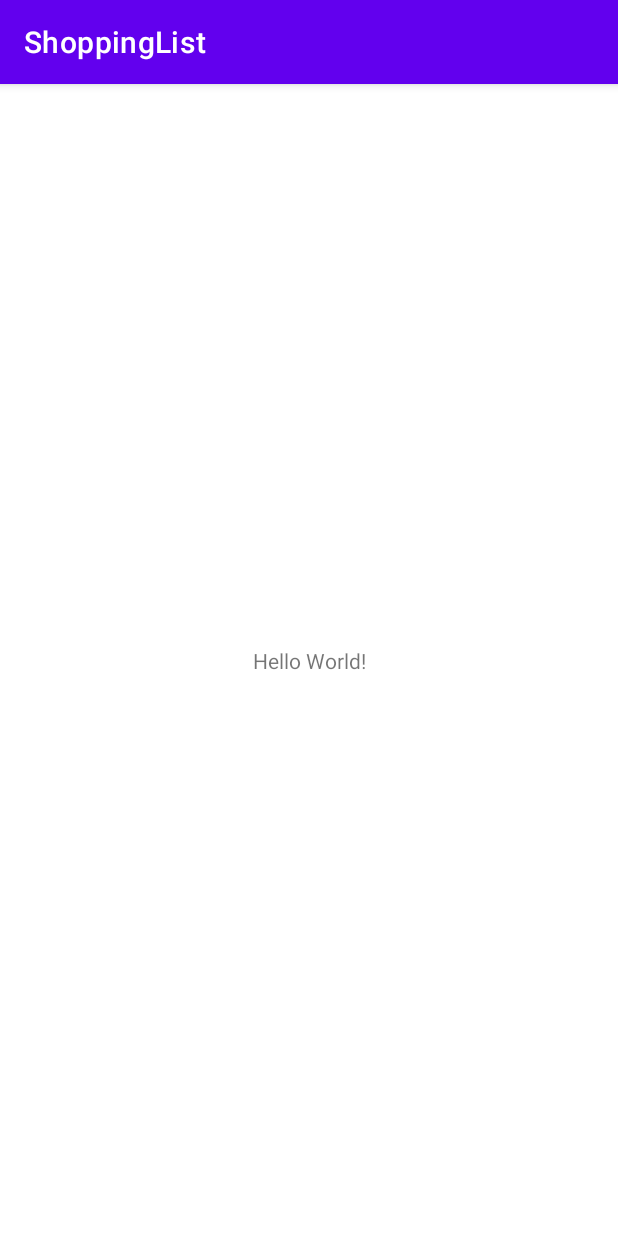
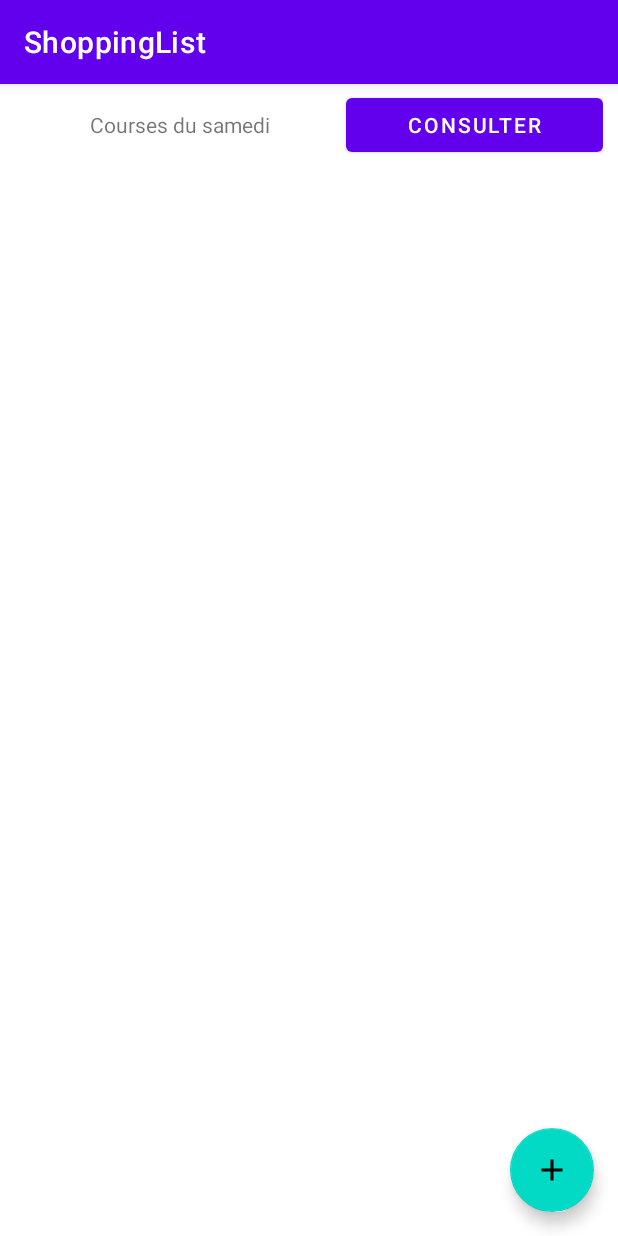
Before and after one commit to matthieudufon/ShoppingList, an Android app: the screen it shows after launch (MainActivity), on a phone screen of 412 x 824 dp. Run offline under Robolectric (Android 15) with nearby library versions, the phone set to English and light mode, and no system bars; our stand-ins replace Room's generated code.

Commit message:
Add RecyclerView for lists, attributes to entities, new activity to add elements to the db, layout files, TODO : correct putExtra

```diff
--- a/app/src/main/java/fr/utt/if26/shoppinglist/AppDAO.java
+++ b/app/src/main/java/fr/utt/if26/shoppinglist/AppDAO.java
@@ -40,7 +40,7 @@ public interface AppDAO {
     @Query("DELETE FROM liste_table WHERE liste_id = :listeId")
     void deleteListeById(int listeId);
 
-    @Query("DELETE FROM compose_table WHERE compose_aliment_id = :alimentId AND compose_liste_id = :listeId")
+    @Query("DELETE FROM compose_table WHERE aliment_id = :alimentId AND liste_id = :listeId")
     void deleteListeById(int alimentId, int listeId);
 
     @Query("SELECT * FROM aliment_table")
@@ -58,7 +58,7 @@ public interface AppDAO {
     @Query("SELECT * FROM liste_table WHERE liste_id = :listeId")
     LiveData<ListeEntity> selectListeById(int listeId);
 
-    @Query("SELECT * FROM compose_table WHERE compose_aliment_id = :alimentId AND compose_liste_id = :listeId")
+    @Query("SELECT * FROM compose_table WHERE aliment_id = :alimentId AND liste_id = :listeId")
     LiveData<ComposeEntity> selectListeById(int alimentId, int listeId);
 
     @Update
--- a/app/src/main/java/fr/utt/if26/shoppinglist/AppDatabase.java
+++ b/app/src/main/java/fr/utt/if26/shoppinglist/AppDatabase.java
@@ -2,9 +2,11 @@ package fr.utt.if26.shoppinglist;
 
 import android.content.Context;
 
+import androidx.annotation.NonNull;
 import androidx.room.Database;
 import androidx.room.Room;
 import androidx.room.RoomDatabase;
+import androidx.sqlite.db.SupportSQLiteDatabase;
 
 import java.util.concurrent.ExecutorService;
 import java.util.concurrent.Executors;
@@ -29,6 +31,7 @@ public abstract class AppDatabase extends RoomDatabase {
                 if (INSTANCE == null) {
                     INSTANCE = Room.databaseBuilder(context.getApplicationContext(),
                                     AppDatabase.class, "app_database")
+                            .addCallback(roomDatabaseCallback)
                             .build();
                 }
             }
@@ -36,5 +39,25 @@ public abstract class AppDatabase extends RoomDatabase {
         return INSTANCE;
     }
 
+    private static RoomDatabase.Callback roomDatabaseCallback = new RoomDatabase.Callback() {
+        @Override
+        public void onCreate(@NonNull SupportSQLiteDatabase db) {
+            super.onCreate(db);
+
+            // If you want to keep data through app restarts,
+            // comment out the following block
+            databaseWriteExecutor.execute(() -> {
+                // Populate the database in the background.
+                // If you want to start with more words, just add them.
+                AppDAO dao = INSTANCE.appDAO();
+                dao.deleteAllCompose();
+                dao.deleteAllListe();
+
+                ListeEntity liste = new ListeEntity("Courses du samedi", "");
+                dao.insert(liste);
+            });
+        }
+    };
+
 
 }
--- /dev/null
+++ b/app/src/main/java/fr/utt/if26/shoppinglist/ListeListAdapter.java
@@ -0,0 +1,42 @@
+package fr.utt.if26.shoppinglist;
+
+import android.view.ViewGroup;
+
+import androidx.annotation.NonNull;
+import androidx.recyclerview.widget.DiffUtil;
+import androidx.recyclerview.widget.ListAdapter;
+
+import fr.utt.if26.shoppinglist.entities.ListeEntity;
+
+public class ListeListAdapter extends ListAdapter<ListeEntity, ListeViewHolder> {
+
+    public ListeListAdapter(@NonNull DiffUtil.ItemCallback<ListeEntity> diffCallback) {
+        super(diffCallback);
+    }
+
+    @NonNull
+    @Override
+    public ListeViewHolder onCreateViewHolder(@NonNull ViewGroup parent, int viewType) {
+        return ListeViewHolder.create(parent);
+    }
+
+    @Override
+    public void onBindViewHolder(@NonNull ListeViewHolder holder, int position) {
+        ListeEntity current = getItem(position);
+        holder.bind(current.getNom());
+    }
+
+    static class ListeDiff extends DiffUtil.ItemCallback<ListeEntity> {
+
+        @Override
+        public boolean areItemsTheSame(@NonNull ListeEntity oldItem, @NonNull ListeEntity newItem) {
+            return oldItem == newItem;
+        }
+
+        @Override
+        public boolean areContentsTheSame(@NonNull ListeEntity oldItem, @NonNull ListeEntity newItem) {
+            return oldItem.getNom().equals(newItem.getId());
+        }
+    }
+
+}
--- /dev/null
+++ b/app/src/main/java/fr/utt/if26/shoppinglist/ListeViewHolder.java
@@ -0,0 +1,30 @@
+package fr.utt.if26.shoppinglist;
+
+import android.view.LayoutInflater;
+import android.view.View;
+import android.view.ViewGroup;
+import android.widget.TextView;
+
+import androidx.annotation.NonNull;
+import androidx.recyclerview.widget.RecyclerView;
+
+public class ListeViewHolder extends RecyclerView.ViewHolder {
+
+    private final TextView listeItemView;
+
+    public ListeViewHolder(@NonNull View itemView) {
+        super(itemView);
+        listeItemView = itemView.findViewById(R.id.liste_item_tv);
+    }
+
+    public void bind(String content) {
+        listeItemView.setText(content);
+    }
+
+    static ListeViewHolder create(ViewGroup parent) {
+        View view = LayoutInflater.from(parent.getContext())
+                .inflate(R.layout.liste_item, parent, false);
+        return new ListeViewHolder(view);
+    }
+
+}
--- a/app/src/main/java/fr/utt/if26/shoppinglist/MainActivity.java
+++ b/app/src/main/java/fr/utt/if26/shoppinglist/MainActivity.java
@@ -1,14 +1,60 @@
 package fr.utt.if26.shoppinglist;
 
 import androidx.appcompat.app.AppCompatActivity;
+import androidx.lifecycle.ViewModelProvider;
+import androidx.recyclerview.widget.LinearLayoutManager;
+import androidx.recyclerview.widget.RecyclerView;
 
+import android.content.Intent;
 import android.os.Bundle;
+import android.widget.Toast;
+
+import com.google.android.material.floatingactionbutton.FloatingActionButton;
+
+import fr.utt.if26.shoppinglist.entities.ListeEntity;
+import fr.utt.if26.shoppinglist.viewModels.ListeViewModel;
 
 public class MainActivity extends AppCompatActivity {
+
+    private ListeViewModel listeViewModel;
+    public static final int NEW_WORD_ACTIVITY_REQUEST_CODE = 1;
 
     @Override
     protected void onCreate(Bundle savedInstanceState) {
         super.onCreate(savedInstanceState);
         setContentView(R.layout.activity_main);
+
+        RecyclerView recyclerView = findViewById(R.id.activity_main_rv);
+        final ListeListAdapter adapter = new ListeListAdapter(new ListeListAdapter.ListeDiff());
+        recyclerView.setAdapter(adapter);
+        recyclerView.setLayoutManager(new LinearLayoutManager(this));
+
+        listeViewModel = new ViewModelProvider(this).get(ListeViewModel.class);
+        listeViewModel.getAllListes().observe(this, adapter::submitList);
+
+        FloatingActionButton fab = findViewById(R.id.activity_main_fab);
+        fab.setOnClickListener( view -> {
+            Intent intent = new Intent(MainActivity.this, NewListeActivity.class);
+            startActivityForResult(intent, NEW_WORD_ACTIVITY_REQUEST_CODE);
+        });
+
     }
+
+    public void onActivityResult(int requestCode, int resultCode, Intent data) {
+        super.onActivityResult(requestCode, resultCode, data);
+
+        if (requestCode == NEW_WORD_ACTIVITY_REQUEST_CODE && resultCode == RESULT_OK) {
+            ListeEntity liste = new ListeEntity(
+                    data.getStringExtra(NewListeActivity.EXTRA_REPLY_NOM),
+                    data.getStringExtra(NewListeActivity.EXTRA_REPLY_LIEU)
+            );
+            listeViewModel.insert(liste);
+        } else {
+            Toast.makeText(
+                    getApplicationContext(),
+                    "Pas enregistré",
+                    Toast.LENGTH_LONG).show();
+        }
+    }
+
 }
--- a/app/src/main/java/fr/utt/if26/shoppinglist/entities/ListeEntity.java
+++ b/app/src/main/java/fr/utt/if26/shoppinglist/entities/ListeEntity.java
@@ -11,21 +11,32 @@ public class ListeEntity {
     @PrimaryKey(autoGenerate = true)
     @NonNull
     @ColumnInfo(name = "liste_id")
-    private int id;
+    private Integer id;
 
     @NonNull
     @ColumnInfo(name = "liste_nom")
     private String nom;
 
-    public ListeEntity(@NonNull String nom) {
+    @ColumnInfo(name = "liste_lieu")
+    private String lieu;
+
+    public ListeEntity(@NonNull String nom, String lieu) {
         this.nom = nom;
+        this.lieu = lieu;
     }
 
-    public int getId() {
+    public Integer getId() {
         return id;
     }
 
     public String getNom() {
         return nom;
     }
+
+    public String getLieu() { return lieu; }
+
+    public void setId(Integer id) {
+        this.id = id;
+    }
+
 }
--- a/app/src/main/java/fr/utt/if26/shoppinglist/viewModels/ListeViewModel.java
+++ b/app/src/main/java/fr/utt/if26/shoppinglist/viewModels/ListeViewModel.java
@@ -22,7 +22,7 @@ public class ListeViewModel extends AndroidViewModel {
         listeList = repository.getAllListe();
     }
 
-    LiveData<List<ListeEntity>> getAllListes() {
+    public LiveData<List<ListeEntity>> getAllListes() {
         return this.listeList;
     }
 
--- /dev/null
+++ b/app/src/main/res/drawable/ic_baseline_add_24.xml
@@ -0,0 +1,5 @@
+<vector android:height="24dp" android:tint="#000000"
+    android:viewportHeight="24" android:viewportWidth="24"
+    android:width="24dp" xmlns:android="http://schemas.android.com/apk/res/android">
+    <path android:fillColor="@android:color/white" android:pathData="M19,13h-6v6h-2v-6H5v-2h6V5h2v6h6v2z"/>
+</vector>
--- a/app/src/main/res/layout/activity_main.xml
+++ b/app/src/main/res/layout/activity_main.xml
@@ -6,13 +6,25 @@
     android:layout_height="match_parent"
     tools:context=".MainActivity">
 
-    <TextView
+    <androidx.recyclerview.widget.RecyclerView
+        android:id="@+id/activity_main_rv"
+        android:layout_width="0dp"
+        android:layout_height="0dp"
+        tools:listitem="@layout/liste_item"
+        app:layout_constraintBottom_toBottomOf="parent"
+        app:layout_constraintLeft_toLeftOf="parent"
+        app:layout_constraintRight_toRightOf="parent"
+        app:layout_constraintTop_toTopOf="parent" />
+
+    <com.google.android.material.floatingactionbutton.FloatingActionButton
+        android:id="@+id/activity_main_fab"
+        app:layout_constraintBottom_toBottomOf="parent"
+        app:layout_constraintEnd_toEndOf="parent"
         android:layout_width="wrap_content"
         android:layout_height="wrap_content"
-        android:text="Hello World!"
-        app:layout_constraintBottom_toBottomOf="parent"
-        app:layout_constraintEnd_toEndOf="parent"
-        app:layout_constraintStart_toStartOf="parent"
-        app:layout_constraintTop_toTopOf="parent" />
+        android:layout_margin="16dp"
+        android:src="@drawable/ic_baseline_add_24" />
+
+
 
 </androidx.constraintlayout.widget.ConstraintLayout>
--- /dev/null
+++ b/app/src/main/res/layout/liste_item.xml
@@ -0,0 +1,31 @@
+<?xml version="1.0" encoding="utf-8"?>
+<LinearLayout xmlns:android="http://schemas.android.com/apk/res/android"
+    android:orientation="vertical"
+    android:paddingHorizontal="10dp"
+    android:paddingVertical="3dp"
+    android:layout_width="match_parent"
+    android:layout_height="wrap_content">
+
+
+    <LinearLayout
+        android:layout_width="match_parent"
+        android:layout_height="match_parent"
+        android:orientation="horizontal">
+
+        <TextView
+            android:id="@+id/liste_item_tv"
+            android:layout_width="wrap_content"
+            android:layout_height="wrap_content"
+            android:layout_weight="2"
+            android:gravity="center"
+            android:text="TextView" />
+
+        <Button
+            android:id="@+id/button"
+            android:layout_width="wrap_content"
+            android:layout_height="wrap_content"
+            android:layout_weight="1"
+            android:text="Consulter" />
+    </LinearLayout>
+
+</LinearLayout>
```
Also changed, not shown: app/src/main/AndroidManifest.xml (+7 -0 lines), app/src/main/java/fr/utt/if26/shoppinglist/NewListeActivity.java (added, +48 -0 lines), app/src/main/java/fr/utt/if26/shoppinglist/entities/AlimentEntity.java (+7 -2 lines), app/src/main/java/fr/utt/if26/shoppinglist/entities/ComposeEntity.java (+13 -7 lines), app/src/main/res/layout/activity_new_liste.xml (added, +32 -0 lines).
